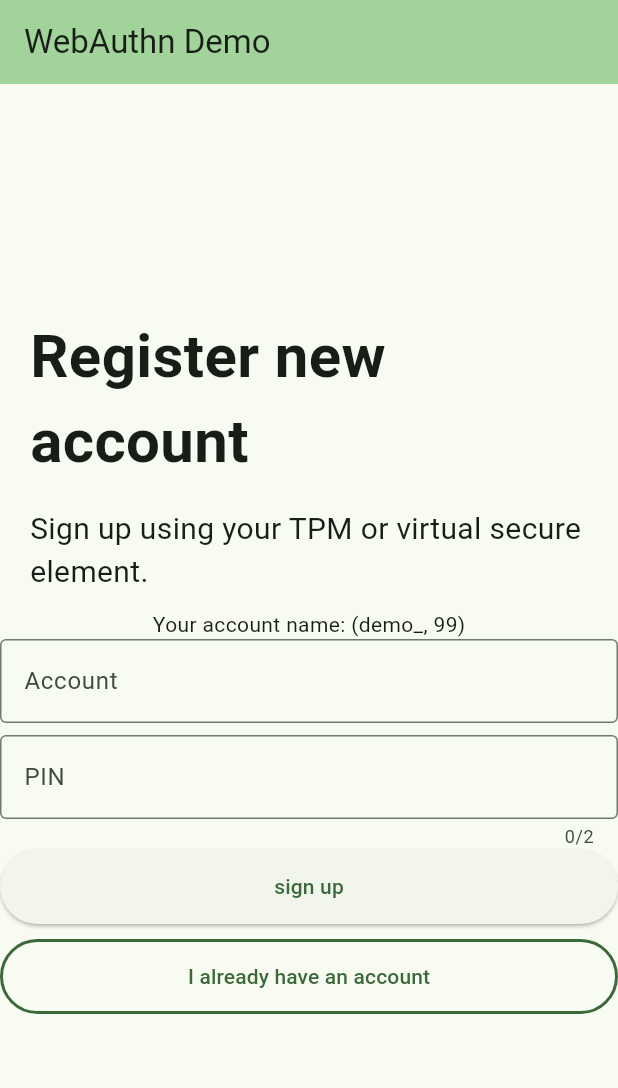
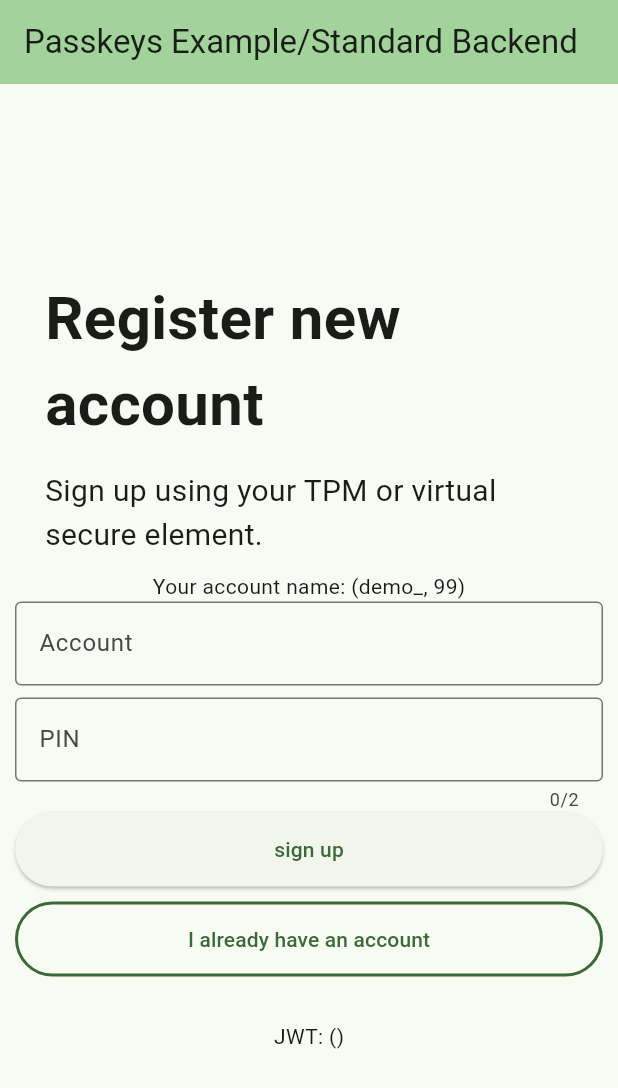
Before and after one commit to lainio/flutter_eka_arm, a Flutter app: the screen it shows after launch, on a phone screen of 412 x 824 dp. Shown: the top 1088 px of the screen. Run offline on Flutter 3.47's test engine with Material 3 defaults, Android fonts, the light colour scheme and no system bars; our stand-ins replace basic_utils, fixnum; missing offline and left inert: authn, cbor, grpc, protobuf.

Commit message:
use base_page and handle JWT's token JSON

```diff
--- /dev/null
+++ b/lib/base_page.dart
@@ -0,0 +1,60 @@
+import 'package:flutter/material.dart';
+//import 'package:go_router/go_router.dart';
+//import 'package:example/router.dart';
+
+//enum RouteLabel {
+//  native('Native library', Routes.signUp),
+//  linux('Linux library', Routes.signUp),
+//  web('Embedded webview', Routes.webview);
+
+//  const RouteLabel(this.label, this.route);
+//  final String label;
+//  final String route;
+//}
+
+class BasePage extends StatelessWidget {
+  const BasePage({required this.child, this.useScroll = true, super.key});
+
+  final Widget child;
+  final bool useScroll;
+
+  @override
+  Widget build(BuildContext context) {
+//    final currentRoute =
+//        GoRouter.of(context).routeInformationProvider.value.uri.toString();
+    return Scaffold(
+      appBar: AppBar(
+        backgroundColor: Theme.of(context).colorScheme.inversePrimary,
+        title: const Text('Passkeys Example/Standard Backend'),
+        ),
+//      drawer: Drawer(
+//        child: ListView(
+//          padding: EdgeInsets.zero,
+//          children: [
+//            const DrawerHeader(child: Text("")),
+//            ...RouteLabel.values.map((route) => ListTile(
+//                title: Text(route.label),
+//                selected:
+//                    route.route == currentRoute || route == RouteLabel.native,
+//                onTap: () {
+//                  context.go(route.route);
+//                })),
+//          ],
+//        ),
+//      ),
+      body: Center(
+        child: useScroll
+            ? Container(
+                constraints: const BoxConstraints(maxWidth: 500),
+                child: SingleChildScrollView(
+                  child: Padding(
+                    padding: const EdgeInsets.symmetric(horizontal: 10),
+                    child: child,
+                  ),
+                ),
+              )
+            : child,
+      ),
+    );
+  }
+}
--- a/lib/main.dart
+++ b/lib/main.dart
@@ -1,5 +1,6 @@
 import 'package:authn/authn.dart';
 import 'package:flutter/material.dart';
+import 'package:flutter_eka_arm/base_page.dart';
 
 void main() {
   runApp(const MyApp());
@@ -41,15 +42,9 @@ class MyHomePage extends StatefulWidget {
 }
 
 class _MyHomePageState extends State<MyHomePage> {
-  int _counter = 0;
   String _accountName = "demo_";
   String _pinCode = "99";
-
-  void _incrementCounter() {
-    setState(() {
-      _counter++;
-    });
-  }
+  String _jwt = "";
 
   Future register() async {
     final jwt = await authnCmd("register", _accountName, _pinCode);
@@ -58,7 +53,12 @@ class _MyHomePageState extends State<MyHomePage> {
 
   Future login() async {
     final jwt = await authnCmd("login", _accountName, _pinCode);
-    debugPrint('jwt: $jwt');
+    debugPrint('=== jwt ===');
+    debugPrint(jwt);
+    debugPrint('=== jwt ===');
+    setState(() {
+      _jwt = jwt;
+    });
   }
 
   void _onSubmittedAccount(String value) {
@@ -83,14 +83,8 @@ class _MyHomePageState extends State<MyHomePage> {
     // The Flutter framework has been optimized to make rerunning build methods
     // fast, so that you can just rebuild anything that needs updating rather
     // than having to individually change instances of widgets.
-    return Scaffold(
-      appBar: AppBar(
-        backgroundColor: Theme.of(context).colorScheme.inversePrimary,
-        // Here we take the value from the MyHomePage object that was created by
-        // the App.build method, and use it to set our appbar title.
-        title: Text(widget.title),
-      ),
-      body: Center(
+    return BasePage(
+      child: Center(
         // Center is a layout widget. It takes a single child and positions it
         // in the middle of the parent.
         child: Column(
@@ -158,6 +152,10 @@ class _MyHomePageState extends State<MyHomePage> {
                 child: const Text('I already have an account'),
               ),
             ),
+            const SizedBox(height: 30),
+            Text(
+              'JWT: ($_jwt)',
+            ),
           ],
         ),
       ),
```
